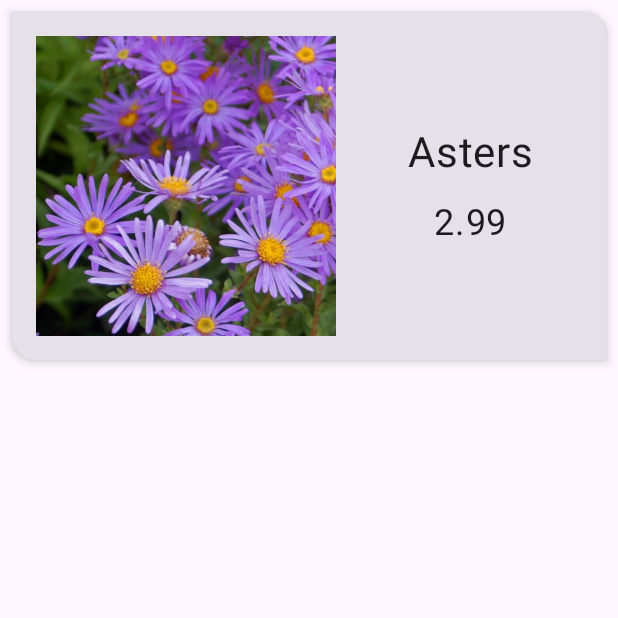
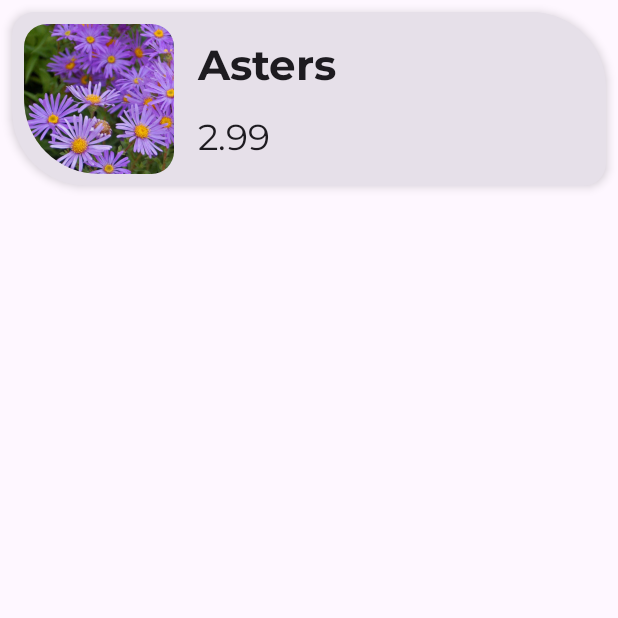
Before and after one commit to anya-pop/Flower_Shop, an Android app built with Jetpack Compose: the composable FlowerItem called with sample values from the repository, on a phone screen of 412 x 824 dp, the top half of it. Run offline under Robolectric (Android 15) with nearby library versions, the phone set to English and light mode, and no system bars.

Commit message:
dimensions and styling edited, fonts added

```diff
--- a/app/src/main/java/sheridan/popovann/assignment2/ui/flowerlist/FlowerListScreen.kt
+++ b/app/src/main/java/sheridan/popovann/assignment2/ui/flowerlist/FlowerListScreen.kt
@@ -28,7 +28,8 @@ fun FlowerListScreen(
             TopAppBar(
                 title = stringResource(R.string.list_title),
                 canNavigateBack = false,
-                scrollBehavior = scrollBehavior
+                scrollBehavior = scrollBehavior,
+
             )
         }
     ) { innerPadding ->
--- a/app/src/main/java/sheridan/popovann/assignment2/ui/flowerlist/ListBody.kt
+++ b/app/src/main/java/sheridan/popovann/assignment2/ui/flowerlist/ListBody.kt
@@ -6,14 +6,18 @@ import androidx.compose.foundation.layout.PaddingValues
 import androidx.compose.foundation.layout.Row
 import androidx.compose.foundation.layout.fillMaxWidth
 import androidx.compose.foundation.layout.padding
+import androidx.compose.foundation.layout.size
 import androidx.compose.foundation.lazy.LazyColumn
 import androidx.compose.foundation.lazy.items
 import androidx.compose.material3.Card
 import androidx.compose.material3.CardDefaults
+import androidx.compose.material3.MaterialTheme
 import androidx.compose.material3.Text
 import androidx.compose.runtime.Composable
 import androidx.compose.ui.Alignment
 import androidx.compose.ui.Modifier
+import androidx.compose.ui.draw.clip
+import androidx.compose.ui.layout.ContentScale
 import androidx.compose.ui.res.dimensionResource
 import androidx.compose.ui.res.pluralStringResource
 import androidx.compose.ui.text.intl.Locale
@@ -49,19 +53,25 @@ fun FlowerItem(flower: Flower) {
         modifier = Modifier
             .padding(dimensionResource(id = R.dimen.padding_small))
             .fillMaxWidth()
+
     ){
         Row (
             verticalAlignment = Alignment.CenterVertically,
             horizontalArrangement = Arrangement.spacedBy(16.dp),
-            modifier = Modifier.padding(16.dp)
+            modifier = Modifier.padding(dimensionResource(R.dimen.padding_small))
         ){
             AsyncImage(
                 model = "file:///android_asset/images/flowers/${flower.image}",
-                contentDescription = "${flower.label}"
+                contentDescription = "${flower.label}",
+                modifier = Modifier
+                    .clip(MaterialTheme.shapes.small)
+                    .size(dimensionResource(R.dimen.image_size)),
+                contentScale = ContentScale.Crop
+
             )
             Column(
                 verticalArrangement = Arrangement.spacedBy(16.dp),
-                horizontalAlignment = Alignment.CenterHorizontally,
+                horizontalAlignment = Alignment.Start,
                 modifier = Modifier.fillMaxWidth()
             ){
                 Row(
@@ -69,13 +79,15 @@ fun FlowerItem(flower: Flower) {
                 ){
                     Text(
                         text = flower.label.capitalize(Locale.current),
-                        fontSize = 28.sp
+                        fontSize = 28.sp,
+                        style = MaterialTheme.typography.displayMedium
                     )
 
                 }
                 Text(
                     text = String.format("%.2f", flower.price),
-                    fontSize = 24.sp
+                    fontSize = 24.sp,
+                    style = MaterialTheme.typography.bodyLarge
                 )
             }
         }
--- a/app/src/main/java/sheridan/popovann/assignment2/ui/flowerlist/TopAppBar.kt
+++ b/app/src/main/java/sheridan/popovann/assignment2/ui/flowerlist/TopAppBar.kt
@@ -25,7 +25,9 @@ fun TopAppBar(
     navigateUp: () -> Unit = {}
 ) {
     CenterAlignedTopAppBar(
-        title = { Text(title) },
+        title = {
+            Text(title,
+            style = MaterialTheme.typography.displayLarge) },
         modifier = modifier,
         scrollBehavior = scrollBehavior,
         navigationIcon = {
--- a/app/src/main/res/values/dimens.xml
+++ b/app/src/main/res/values/dimens.xml
@@ -2,5 +2,5 @@
 <resources>
     <dimen name="padding_small">8dp</dimen>
     <dimen name="padding_medium">16dp</dimen>
-    <dimen name="image_size">64dp</dimen>
+    <dimen name="image_size">100dp</dimen>
 </resources>
```
Also changed, not shown: app/src/main/java/sheridan/popovann/assignment2/MainActivity.kt (+15 -0 lines), app/src/main/java/sheridan/popovann/assignment2/ui/theme/Shape.kt (+12 -2 lines), app/src/main/java/sheridan/popovann/assignment2/ui/theme/Type.kt (+29 -5 lines), app/src/main/res/font/abril_fatface_regular.ttf (added), app/src/main/res/font/montserrat_bold.ttf (added), app/src/main/res/font/montserrat_regular.ttf (added).
